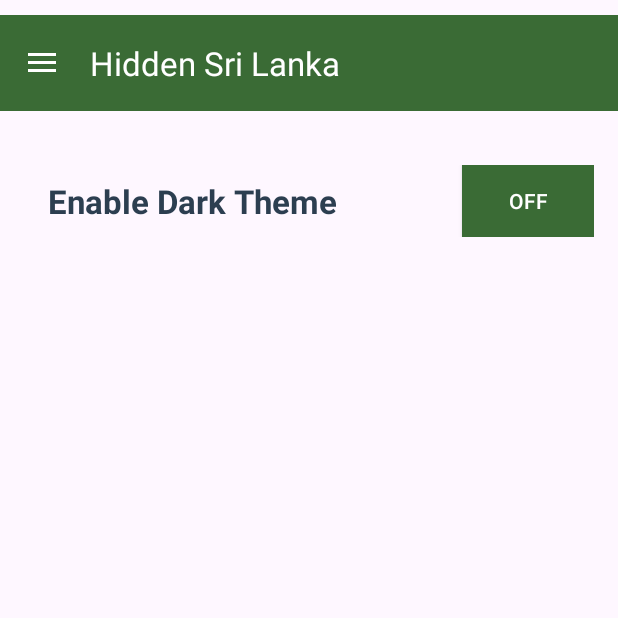
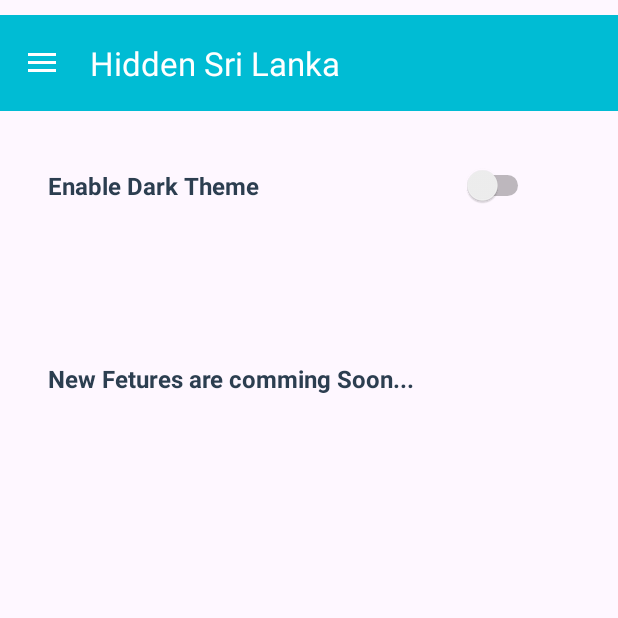
Before and after one commit to Hidden-Sri-Lanka/Hidden-Sri-Lanka, an Android app: the SettingsActivity screen opened directly, with no data from a screen before it, on a phone screen of 412 x 824 dp, the top half of it. Run offline under Robolectric (Android 15) with nearby library versions, the phone set to English and light mode, and no system bars.

Commit message:
Settings Page [Swithc added](finished)

```diff
--- a/app/src/main/res/layout/activity_settings.xml
+++ b/app/src/main/res/layout/activity_settings.xml
@@ -38,7 +38,7 @@
             android:layout_width="match_parent"
             android:layout_height="?attr/actionBarSize"
             android:background="?attr/colorPrimary"
-            android:backgroundTint="@color/DeepForestGreen"
+            android:backgroundTint="@color/lBlue"
             android:elevation="4dp"
             android:theme="@style/ThemeOverlay.AppCompat.Dark.ActionBar"
             android:tooltipText="sample"
@@ -73,7 +73,7 @@
                     android:paddingBottom="4dp">
 
                     <TextView
-                        android:id="@+id/txtHiddnsl_main"
+                        android:id="@+id/txtanableDarkTheam"
                         android:layout_width="0dp"
                         android:layout_height="wrap_content"
                         android:layout_gravity="center_vertical"
@@ -82,20 +82,44 @@
                         android:paddingEnd="8dp"
                         android:text="Enable Dark Theme"
                         android:textColor="@color/NavyBlue"
-                        android:textSize="22sp"
+                        android:textSize="16sp"
                         android:textStyle="bold" />
 
-                    <ToggleButton
-                        android:id="@+id/theme_toggle_button"
+<!--                    <ToggleButton-->
+<!--                        android:id="@+id/theme_toggle_button"-->
+<!--                        android:layout_width="wrap_content"-->
+<!--                        android:layout_height="wrap_content"-->
+<!--                        android:layout_gravity="center_vertical"-->
+<!--                        android:background="@color/DeepForestGreen"-->
+<!--                        android:textColor="@color/white"-->
+<!--                        android:textOff="OFF"-->
+<!--                        android:textOn="ON" />-->
+
+                    <Switch
+                        android:id="@+id/switch1"
                         android:layout_width="wrap_content"
                         android:layout_height="wrap_content"
+                        android:layout_marginRight="40dp"
+                        android:layout_gravity="center_vertical"
                         android:textColor="@color/white"
-                        android:background="@color/DeepForestGreen"
-                        android:layout_gravity="center_vertical"
                         android:textOff="OFF"
                         android:textOn="ON" />
+                </LinearLayout>
 
-                </LinearLayout>
+
+                <TextView
+                    android:id="@+id/txtNewfeature"
+                    android:layout_width="match_parent"
+                    android:layout_height="match_parent"
+                    android:layout_marginTop="100dp"
+                    android:layout_gravity="center_vertical"
+                    android:paddingStart="16dp"
+                    android:paddingEnd="8dp"
+                    android:text="New Fetures are comming Soon..."
+                    android:textColor="@color/NavyBlue"
+                    android:textSize="16sp"
+                    android:textStyle="bold" />
+
 
             </LinearLayout>
         </ScrollView>
```
